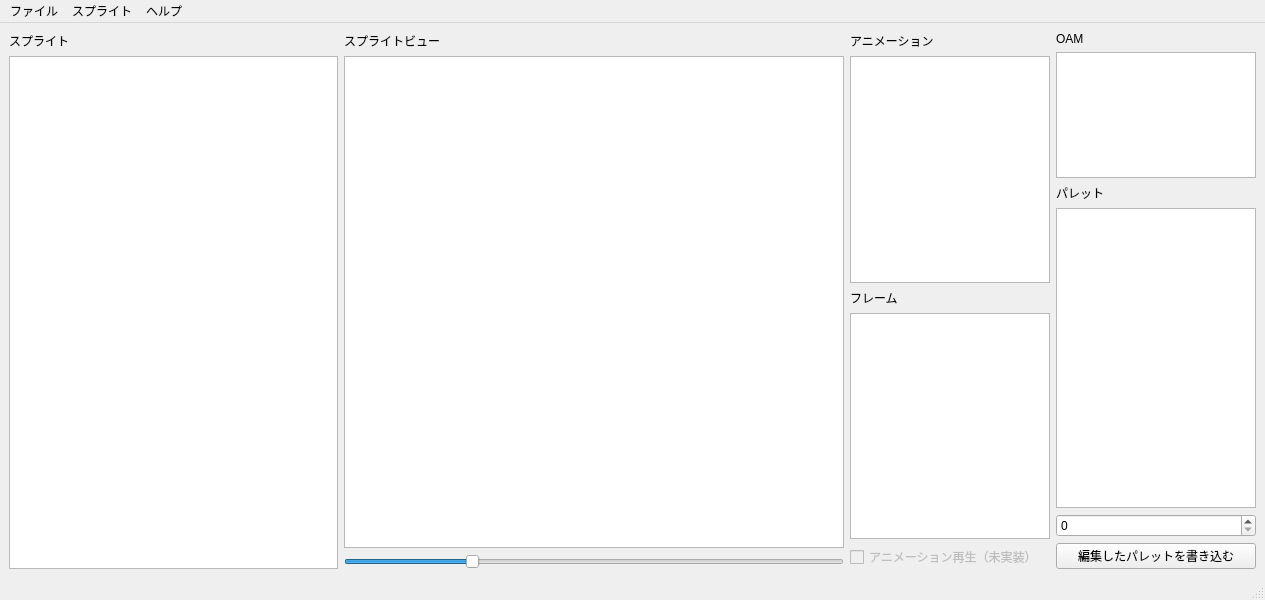
idealexe/EXE6_Tools, file SpriteReader/EXESpriteReader.ui: the form before one commit.
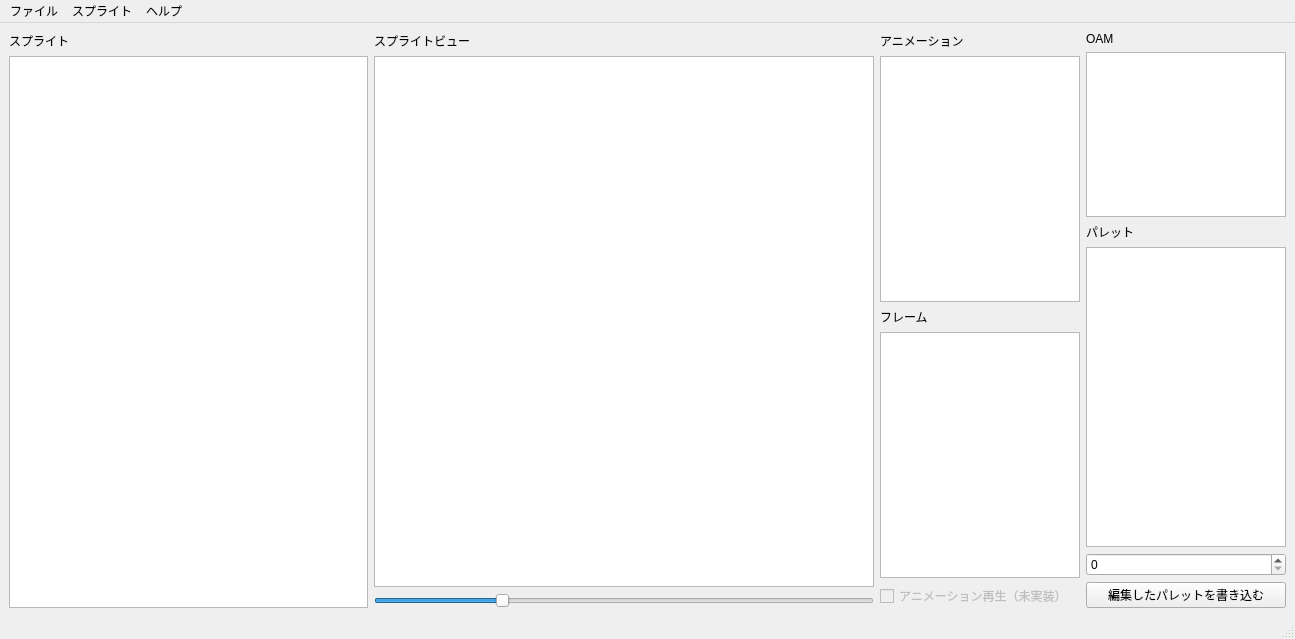
The form after the commit.

Commit message: スプライト結合機能に関するコードの追加

```diff
--- a/SpriteReader/EXESpriteReader.ui
+++ b/SpriteReader/EXESpriteReader.ui
@@ -6,8 +6,8 @@
    <rect>
     <x>0</x>
     <y>0</y>
-    <width>1265</width>
-    <height>600</height>
+    <width>1295</width>
+    <height>639</height>
    </rect>
   </property>
   <property name="windowTitle">
@@ -307,8 +307,8 @@
     <rect>
      <x>0</x>
      <y>0</y>
-     <width>1265</width>
-     <height>21</height>
+     <width>1295</width>
+     <height>31</height>
     </rect>
    </property>
    <widget class="QMenu" name="fileMenu">
```
Left out of the diff: 42 changed lines with no effect on the pictures. The commit also changes 2 other files.
